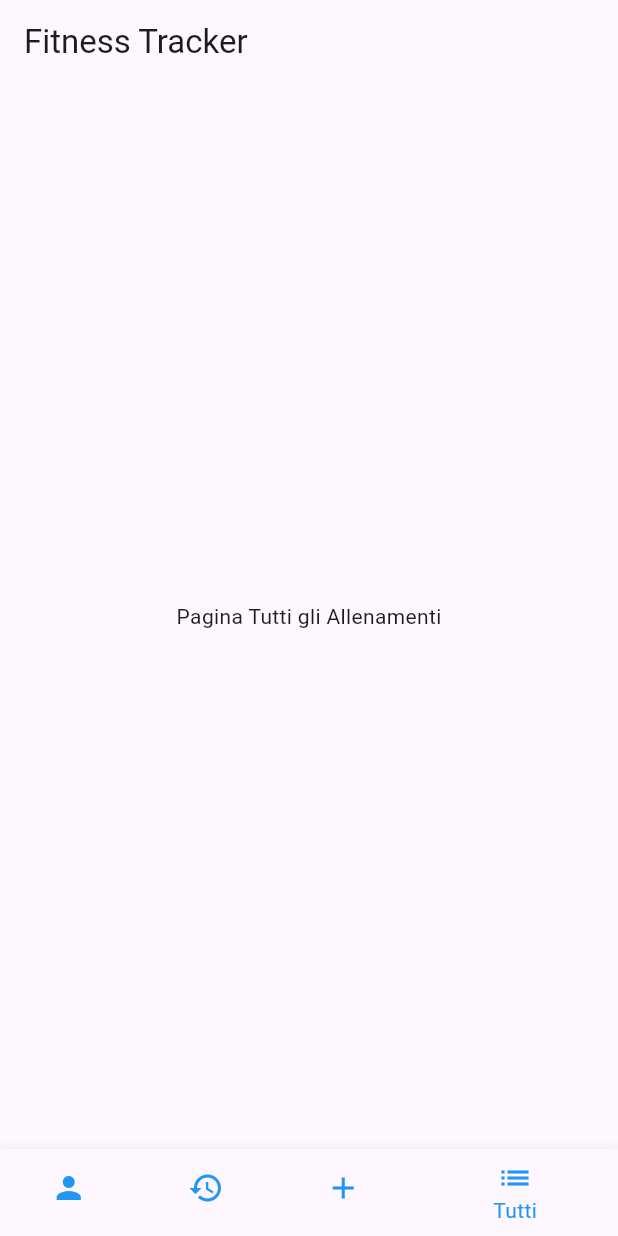
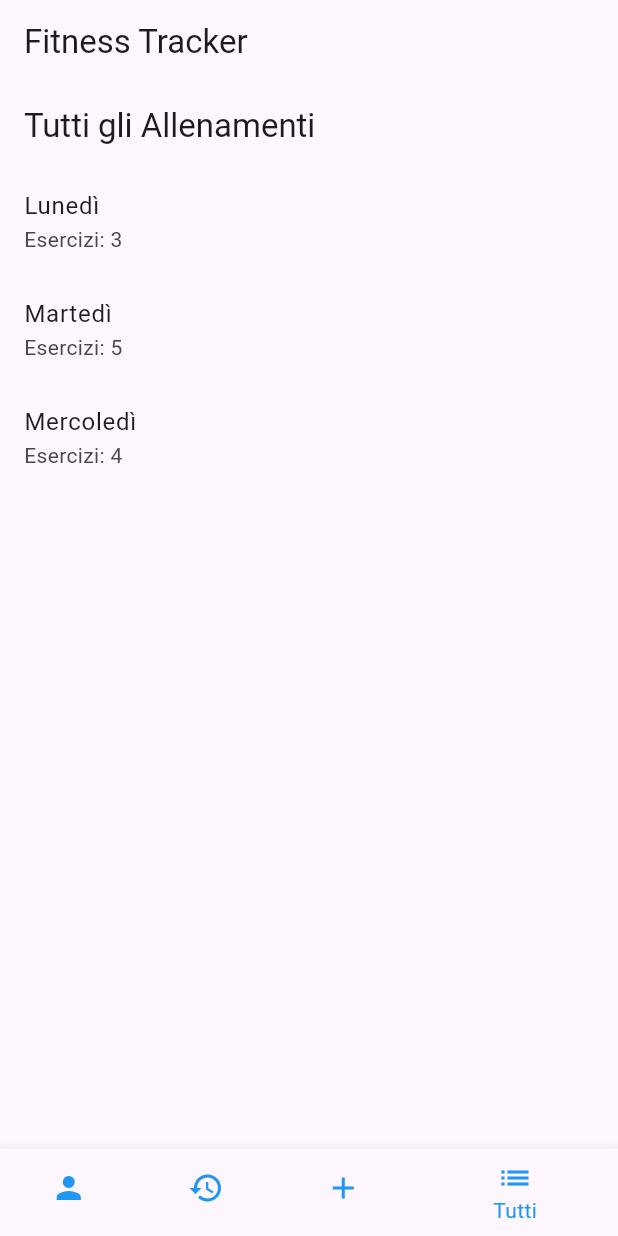
Before and after one commit to 88KEVIN88/fitness, a Flutter app: the screen it shows after launch, item 4 of the bottom bar chosen, on a phone screen of 412 x 824 dp. Run offline on Flutter 3.47's test engine with Material 3 defaults, Android fonts, the phone set to English and light mode, and no system bars; our stand-ins replace charts_flutter; network calls fail.

```diff
--- a/lib/main.dart
+++ b/lib/main.dart
@@ -269,15 +269,75 @@ class CreateWorkoutPage extends StatelessWidget {
 }
 
 class AllWorkoutsPage extends StatelessWidget {
-  const AllWorkoutsPage({super.key});
+  const AllWorkoutsPage({Key? key});
 
   @override
   Widget build(BuildContext context) {
-    return const Center(
-      child: Text('Pagina Tutti gli Allenamenti'),
+    return Scaffold(
+      appBar: AppBar(
+        title: const Text('Tutti gli Allenamenti'),
+      ),
+      body: ListView.builder(
+        itemCount: workoutData.length,
+        itemBuilder: (context, index) {
+          final workout = workoutData[index];
+          return ListTile(
+            title: Text(workout.day),
+            subtitle: Text('Esercizi: ${workout.count}'),
+            onTap: () {
+              showDialog(
+                context: context,
+                builder: (BuildContext context) {
+                  return AlertDialog(
+                    title: const Text('Dettagli Allenamento'),
+                    content: Column(
+                      crossAxisAlignment: CrossAxisAlignment.start,
+                      children: [
+                        const Text('Esercizi:'),
+                        const SizedBox(height: 8.0),
+                        ListView.builder(
+                          shrinkWrap: true,
+                          itemCount: workout.count,
+                          itemBuilder: (context, index) {
+                            return ListTile(
+                              title: Text('Esercizio ${index + 1}'),
+                            );
+                          },
+                        ),
+                      ],
+                    ),
+                    actions: [
+                      TextButton(
+                        onPressed: () {
+                          Navigator.of(context).pop();
+                        },
+                        child: const Text('Chiudi'),
+                      ),
+                    ],
+                  );
+                },
+              );
+            },
+          );
+        },
+      ),
     );
   }
 }
+
+class Workout {
+  final String day;
+  final int count;
+
+  Workout(this.day, this.count);
+}
+
+List<Workout> workoutData = [
+  Workout('Lunedì', 3),
+  Workout('Martedì', 5),
+  Workout('Mercoledì', 4),
+  // Aggiungi altri dati degli allenamenti qui...
+];
 
 class UserData {
   final String name;
```
